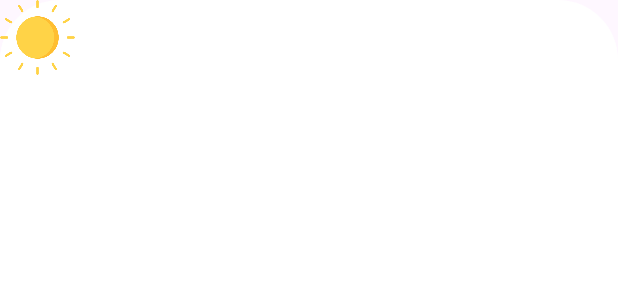
After one commit to tommercoder/WeatherApp, an Android app: the layout datailed_daily_forecast.xml on its own in the app's theme, with its tools: preview values and no code run, on a phone screen of 412 x 824 dp. The commit adds this screen. Shown: the top 300 px of the screen. Run offline under Robolectric (Android 15) with nearby library versions, the phone set to English and light mode, and no system bars.

Commit message:
first step of opening details about each day. +daily forecast buttons ripple effect

```diff
--- /dev/null
+++ b/app/src/main/res/drawable/fragment_shape.xml
@@ -0,0 +1,6 @@
+<?xml version="1.0" encoding="utf-8"?>
+<shape xmlns:android="http://schemas.android.com/apk/res/android"
+    android:shape="rectangle">
+    <solid android:color="@android:color/white" />
+    <corners android:radius="40dp" />
+</shape>
--- a/app/src/main/res/layout/daily_rectangle.xml
+++ b/app/src/main/res/layout/daily_rectangle.xml
@@ -11,7 +11,7 @@
     <LinearLayout
         android:layout_width="match_parent"
         android:layout_height="40dp"
-        android:background="@color/transparent"
+        android:background="@drawable/daily_recycler_view_button_selector"
         android:orientation="horizontal"
         android:padding="10dp">
 
--- /dev/null
+++ b/app/src/main/res/layout/datailed_daily_forecast.xml
@@ -0,0 +1,59 @@
+<?xml version="1.0" encoding="utf-8"?>
+<LinearLayout xmlns:android="http://schemas.android.com/apk/res/android"
+    xmlns:app="http://schemas.android.com/apk/res-auto"
+    android:layout_width="match_parent"
+    android:layout_height="match_parent"
+    android:background="@drawable/fragment_shape"
+    android:minWidth="300dp"
+    android:minHeight="300dp">
+    <!--    android:background="@color/clear_sky_transparent">-->
+
+    <ImageView
+        android:id="@+id/icon"
+        android:layout_width="50dp"
+        android:layout_height="50dp"
+        android:background="@drawable/clear_sky"/>
+
+<!--    <TextView-->
+<!--        android:id="@+id/date"-->
+<!--        android:layout_width="wrap_content"-->
+<!--        android:layout_height="wrap_content"-->
+<!--        android:layout_toEndOf="@id/icon" />-->
+
+
+
+<!--        <TextView-->
+<!--            android:layout_width="wrap_content"-->
+<!--            android:layout_height="wrap_content"-->
+<!--            android:text="H:"-->
+<!--            android:textColor="@color/black"-->
+<!--            android:textSize="30sp" />-->
+
+<!--        <TextView-->
+<!--            android:id="@+id/maxTemperature"-->
+<!--            android:layout_width="wrap_content"-->
+<!--            android:layout_height="wrap_content"-->
+<!--            android:layout_marginStart="3dp"-->
+<!--            android:textColor="@color/black"-->
+<!--            android:textSize="30sp" />-->
+
+<!--        <Space-->
+<!--            android:layout_width="15dp"-->
+<!--            android:layout_height="wrap_content" />-->
+
+<!--        <TextView-->
+<!--            android:layout_width="wrap_content"-->
+<!--            android:layout_height="wrap_content"-->
+<!--            android:text="L:"-->
+<!--            android:textColor="@color/white"-->
+<!--            android:textSize="30sp" />-->
+
+<!--        <TextView-->
+<!--            android:id="@+id/minTemperature"-->
+<!--            android:layout_width="wrap_content"-->
+<!--            android:layout_height="wrap_content"-->
+<!--            android:layout_marginStart="3dp"-->
+<!--            android:textColor="@color/white"-->
+<!--            android:textSize="30sp" />-->
+
+</LinearLayout>
--- a/app/src/main/res/values/colors.xml
+++ b/app/src/main/res/values/colors.xml
@@ -4,6 +4,7 @@
     <color name="white">#FFFFFFFF</color>
     <color name="partly_cloudy">#A2AEE8</color>
     <color name="clear_sky">#A6EDFF</color>
+    <color name="clear_sky_transparent">#80A6EDFF</color>
     <color name="mainly_clear">#BEE3FF</color>
     <color name="grey">#5F5F5F</color>
     <color name="grey_transparent">#805F5F5F</color>
--- a/app/src/main/res/values/strings.xml
+++ b/app/src/main/res/values/strings.xml
@@ -2,6 +2,7 @@
     <string name="app_name">Weather</string>
     <string name="reload_weather">No internet or could not load weather. </string>
     <string name="reload_location">To give a location permission please refresh with a swipe. </string>
+    <string name="something_went_wrong">Something went wrong. Try to refresh. </string>
     <string name="forecast_text">forecast</string>
     <string name="button_hourly">Hourly</string>
     <string name="button_daily">Daily</string>
```
Also changed, not shown: app/src/main/java/com/example/weather_app_xml/presentation/DailyForecastFragment.kt (added, +37 -0 lines), app/src/main/java/com/example/weather_app_xml/presentation/MainActivity.kt (+78 -58 lines), app/src/main/java/com/example/weather_app_xml/presentation/adapters/DailyWeatherRecyclerViewAdapter.kt (+20 -4 lines), app/src/main/res/drawable/daily_recycler_view_button_selector.xml (added, +13 -0 lines).
